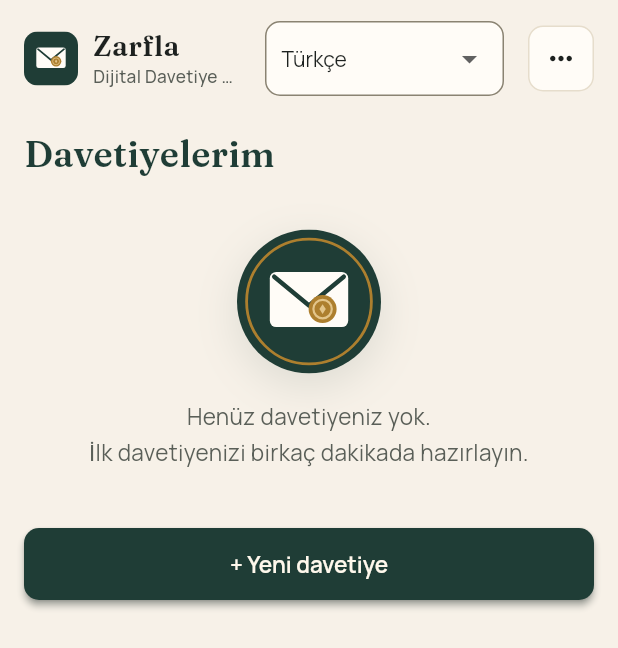
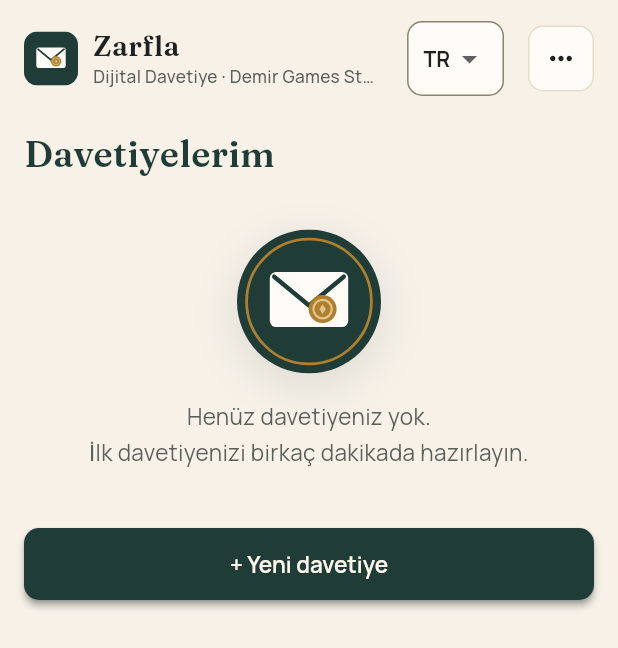
Before and after one commit to ttuncaydemirr-beep/zarfla, a Flutter app: the screen it shows after launch, on a phone screen of 412 x 824 dp. Shown: the top 648 px of the screen. Run offline on Flutter 3.47's test engine with Material 3 defaults, Android fonts, the phone set to English and light mode, and no system bars; our stand-ins replace cloud_firestore, cloud_functions, firebase_auth, firebase_core, firebase_storage, flutter_local_notifications and 8 more; missing offline and left inert: firebase_app_check, in_app_purchase_android, webview_flutter_android; accounts and stored records are empty; network calls fail.

Commit message:
Üst çubuk dil seçici kısa kod, ZBadge taşmaz
Co-Authored-By: Claude Sonnet 5.5 <noreply@anthropic.com>
Claude-Session: https://claude.ai/code/session_01WGctgFFkykpXCaJoZqRZVp

```diff
--- a/lib/screens/home_screen.dart
+++ b/lib/screens/home_screen.dart
@@ -141,7 +141,7 @@ class _LangSelect extends StatelessWidget {
   @override
   Widget build(BuildContext context) {
     return Semantics(
-      label: context.t('language'),
+      label: '${context.t('language')}: ${kLangNames[value] ?? value}',
       child: Container(
         constraints: const BoxConstraints(minHeight: 48),
         padding: const EdgeInsets.symmetric(horizontal: 10),
@@ -156,6 +156,11 @@ class _LangSelect extends StatelessWidget {
             borderRadius: BorderRadius.circular(AppRadii.sm),
             dropdownColor: AppColors.surface,
             style: bodyStyle(14),
+            // Kapalıyken dar ve sabit genişlikte kısa kod ("TR"); açılan listede tam dil adları.
+            // (Tam ad büyük sistem yazısında / 320 px'te üst çubuğu taşırıyordu.)
+            selectedItemBuilder: (_) => [
+              for (final l in kLangs) Center(child: Text(l.toUpperCase(), style: bodyStyle(14, weight: FontWeight.w700))),
+            ],
             items: [
               for (final l in kLangs) DropdownMenuItem(value: l, child: Text(kLangNames[l]!)),
             ],
--- a/lib/widgets/common.dart
+++ b/lib/widgets/common.dart
@@ -295,7 +295,7 @@ class ZBadge extends StatelessWidget {
         mainAxisSize: MainAxisSize.min,
         children: [
           if (icon != null) ...[Icon(icon, size: 12, color: fg), const SizedBox(width: 4)],
-          Text(label, style: bodyStyle(12, weight: FontWeight.w600, color: fg)),
+          Flexible(child: Text(label, maxLines: 1, overflow: TextOverflow.ellipsis, style: bodyStyle(12, weight: FontWeight.w600, color: fg))),
         ],
       ),
     );
```
